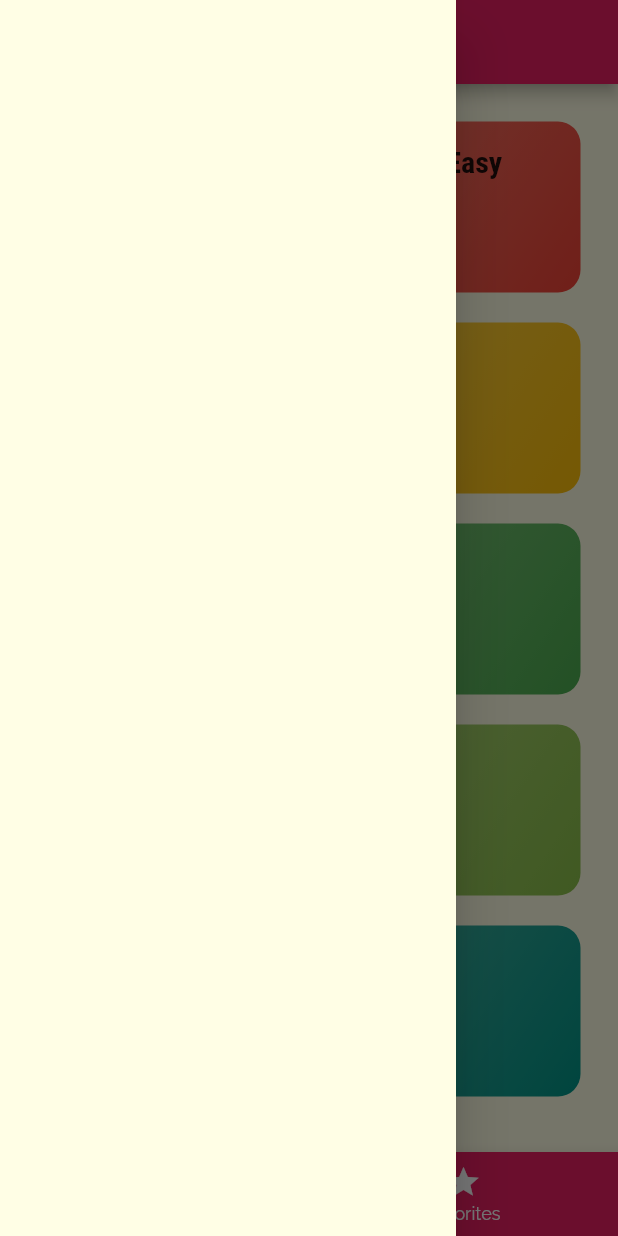
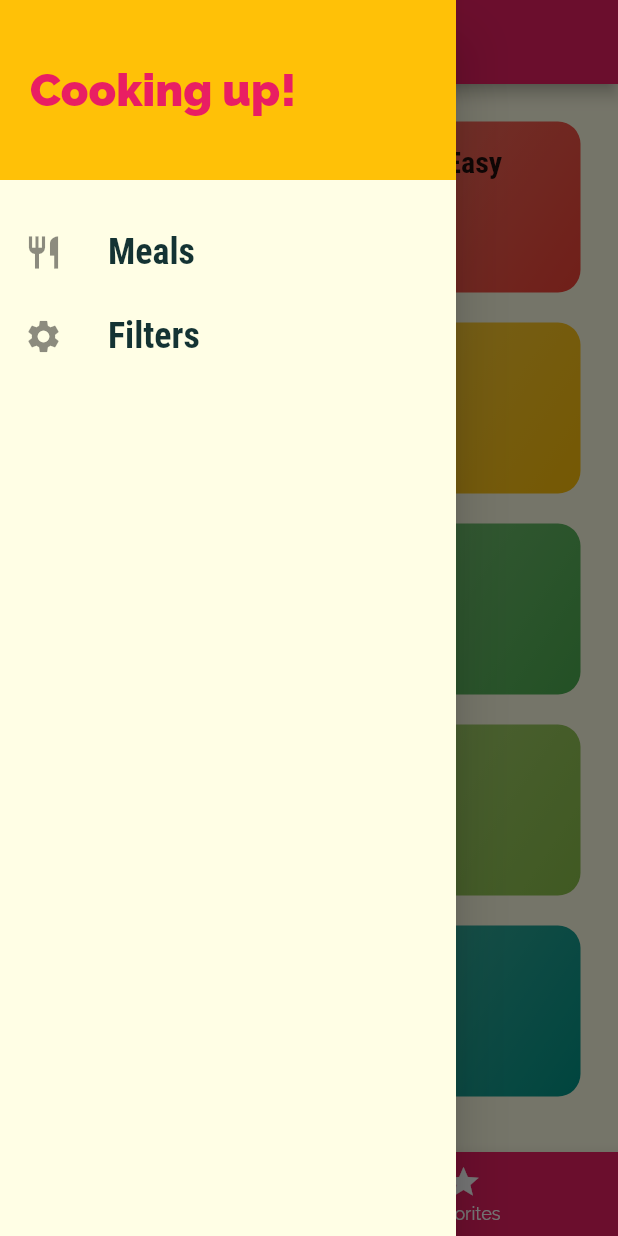
Before and after one commit to ajitaz/DeliMeals, a Flutter app: the screen it shows after launch, with the side drawer open, on a phone screen of 412 x 824 dp. Run offline on Flutter 3.47's test engine with Material 2 defaults, Android fonts, the phone set to English and light mode, and no system bars.

Commit message:
Drawer and filters page

```diff
--- a/lib/main.dart
+++ b/lib/main.dart
@@ -3,6 +3,7 @@ import './screens/categories_screen.dart';
 import './screens/category_meals_screen.dart';
 import './screens/meal_detail_screen.dart';
 import './screens/tabs_screen.dart';
+import './screens/filters_screen.dart';
 
 void main() {
   runApp(MyApp());
@@ -37,6 +38,7 @@ class MyApp extends StatelessWidget {
         '/': (ctx) => TabsScreen(),
         CategoryMealsScreen.routeName: (ctx) => CategoryMealsScreen(),
         MealDetailScreen.routeName: (ctx) => MealDetailScreen(),
+        FiltersScreen.routeName: (ctx) => FiltersScreen(),
       },
       onUnknownRoute: (settings) {
         return MaterialPageRoute(builder: (ctx) => CategoriesScreen());
--- /dev/null
+++ b/lib/screens/filters_screen.dart
@@ -0,0 +1,16 @@
+import 'package:flutter/material.dart';
+
+class FiltersScreen extends StatelessWidget {
+  static const routeName = '/filters';
+  @override
+  Widget build(BuildContext context) {
+    return Scaffold(
+      appBar: AppBar(
+        title: Text('Filters'),
+      ),
+      body: Center(
+        child: Text('Filters'),
+      ),
+    );
+  }
+}
--- a/lib/screens/tabs_screen.dart
+++ b/lib/screens/tabs_screen.dart
@@ -1,6 +1,7 @@
 import 'package:flutter/material.dart';
 import './categories_screen.dart';
 import './favorites_screen.dart';
+import '../widgets/main_drawer.dart';
 
 class TabsScreen extends StatefulWidget {
   @override
@@ -33,7 +34,7 @@ class _TabsScreenState extends State<TabsScreen> {
       appBar: AppBar(
         title: Text(_pages[_selectPageIndex]['title'] as String),
       ),
-      drawer: Drawer(),
+      drawer:MainDrawer(),
       body: _pages[_selectPageIndex]['page'] as Widget,
       bottomNavigationBar: BottomNavigationBar(
         onTap: _selectPage,
--- /dev/null
+++ b/lib/widgets/main_drawer.dart
@@ -0,0 +1,64 @@
+import 'package:flutter/material.dart';
+import '../screens/filters_screen.dart';
+
+class MainDrawer extends StatelessWidget {
+  Widget buildListTile(String title, IconData icon, VoidCallback tapHandler) {
+    return ListTile(
+      leading: Icon(
+        icon,
+        size: 26,
+      ),
+      title: Text(
+        title,
+        style: TextStyle(
+          fontSize: 24,
+          fontFamily: 'RobotoCondensed',
+          fontWeight: FontWeight.bold,
+        ),
+      ),
+      onTap: tapHandler,
+    );
+  }
+
+  @override
+  Widget build(BuildContext context) {
+    return Drawer(
+      child: Column(
+        children: [
+          Container(
+            height: 120,
+            width: double.infinity,
+            padding: EdgeInsets.all(20),
+            alignment: Alignment.centerLeft,
+            color: Theme.of(context).accentColor,
+            child: Text(
+              'Cooking up!',
+              style: TextStyle(
+                fontWeight: FontWeight.w900,
+                fontSize: 30,
+                color: Theme.of(context).primaryColor,
+              ),
+            ),
+          ),
+          SizedBox(
+            height: 20,
+          ),
+          buildListTile(
+            'Meals',
+            Icons.restaurant,
+            () {
+              Navigator.of(context).pushNamed('/');
+            },
+          ),
+          buildListTile(
+            'Filters',
+            Icons.settings,
+            () {
+              Navigator.of(context).pushNamed(FiltersScreen.routeName);
+            },
+          ),
+        ],
+      ),
+    );
+  }
+}
```
